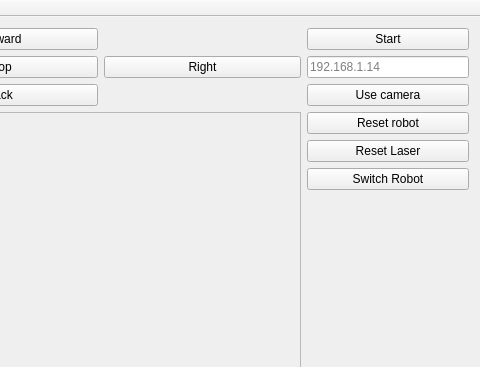
Before: the Qt Designer form demoRMR/mainwindow.ui in AdrianFalb/demoRMR-all, drawn with Qt 5; both pictures show x 313 to 793 and y 0 to 367 of the 793 by 651 pixel window.
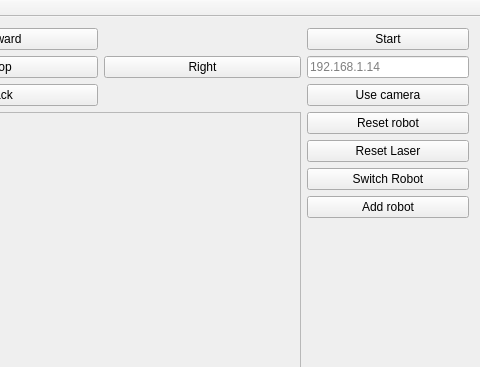
After: the same form once the commit is applied.

Commit message: Fix bugs causing crashes!

Diff of the .ui file:
```diff
--- a/demoRMR/mainwindow.ui
+++ b/demoRMR/mainwindow.ui
@@ -226,6 +226,25 @@
         </property>
        </widget>
       </item>
+      <item>
+       <widget class="QPushButton" name="pushButton_add_robot">
+        <property name="sizePolicy">
+         <sizepolicy hsizetype="Fixed" vsizetype="Fixed">
+          <horstretch>0</horstretch>
+          <verstretch>0</verstretch>
+         </sizepolicy>
+        </property>
+        <property name="minimumSize">
+         <size>
+          <width>162</width>
+          <height>0</height>
+         </size>
+        </property>
+        <property name="text">
+         <string>Add robot</string>
+        </property>
+       </widget>
+      </item>
       <item>
        <spacer name="verticalSpacer">
         <property name="orientation">
```
Left out of the diff: 5 changed lines with no effect on the pictures. The commit also changes 2 other files.
